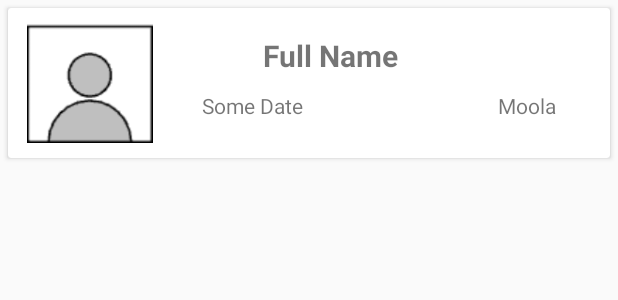
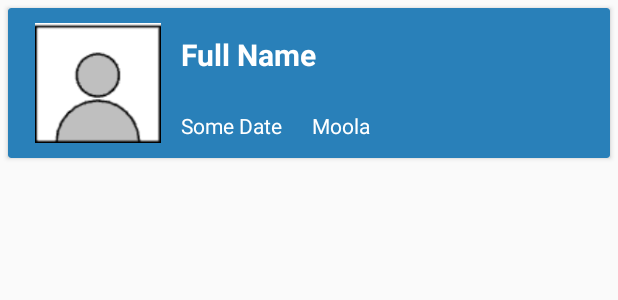
Before and after one commit to xeoxTeam/ProjectHope-Android, an Android app: the layout card_view_row.xml on its own in the app's theme, with its tools: preview values and no code run, on a phone screen of 412 x 824 dp. Shown: the top 300 px of the screen. Run offline under Robolectric (Android 15) with nearby library versions, the phone set to English and light mode, and no system bars.

Commit message:
Search card update with search

```diff
--- a/ProjectHopeAndroid/app/build.gradle
+++ b/ProjectHopeAndroid/app/build.gradle
@@ -33,6 +33,7 @@ dependencies {
     compile 'com.android.support:cardview-v7:25.3.1'
     compile 'com.android.support:recyclerview-v7:25.3.1'
     compile 'com.google.firebase:firebase-storage:10.0.1'
+    compile 'com.miguelcatalan:materialsearchview:1.4.0'
     testCompile 'junit:junit:4.12'
 }
 
--- a/ProjectHopeAndroid/app/src/main/res/layout/card_view_row.xml
+++ b/ProjectHopeAndroid/app/src/main/res/layout/card_view_row.xml
@@ -12,10 +12,11 @@
         android:layout_height="100dp"
         android:layout_gravity="center"
         android:layout_margin="5dp"
+        card_view:cardBackgroundColor="#2980B9"
         card_view:cardCornerRadius="2dp"
         card_view:contentPadding="10dp">
 
-        <android.support.constraint.ConstraintLayout
+        <RelativeLayout
             android:layout_width="fill_parent"
             android:layout_height="fill_parent">
 
@@ -27,52 +28,39 @@
                 android:text="Full Name"
                 android:textSize="20sp"
                 android:textStyle="bold"
-                card_view:layout_constraintTop_toTopOf="parent"
-                android:layout_marginTop="8dp"
-                card_view:layout_constraintBottom_toBottomOf="parent"
-                android:layout_marginBottom="8dp"
-                android:layout_marginRight="131dp"
-                card_view:layout_constraintRight_toRightOf="parent"
-                card_view:layout_constraintVertical_bias="0.0" />
+                android:layout_marginTop="7dp"
+                android:layout_marginLeft="5dp"
+                android:textColor="#FFFFFF"
+                android:layout_toRightOf="@+id/imageView2"/>
 
             <TextView
                 android:id="@+id/textView2"
                 android:layout_width="wrap_content"
                 android:layout_height="wrap_content"
                 android:layout_below="@+id/textView"
-                android:text="Some Date"
-                card_view:layout_constraintBottom_toBottomOf="parent"
-                android:layout_marginBottom="8dp"
-                card_view:layout_constraintTop_toTopOf="parent"
-                android:layout_marginTop="8dp"
-                card_view:layout_constraintLeft_toRightOf="@+id/imageView2"
-                android:layout_marginLeft="30dp"
-                card_view:layout_constraintVertical_bias="0.829" />
+                android:layout_toRightOf="@+id/imageView2"
+                android:textColor="#FFFFFF"
+                android:layout_marginLeft="5dp"
+                android:layout_alignBaseline="@+id/imageView2"
+                android:paddingTop="24dp"
+                android:text="Some Date" />
 
             <ImageView
                 android:id="@+id/imageView2"
-                android:layout_width="wrap_content"
-                android:layout_height="wrap_content"
-                android:layout_alignParentTop="true"
-                android:layout_marginStart="100dp"
-                android:layout_toEndOf="@+id/textView"
-                card_view:srcCompat="@drawable/profile"
-                tools:layout_editor_absoluteX="16dp"
-                tools:layout_editor_absoluteY="0dp" />
+                android:layout_width="100dp"
+                android:layout_height="100dp"
+                card_view:srcCompat="@drawable/profile" />
 
             <TextView
                 android:id="@+id/textView3"
                 android:layout_width="wrap_content"
                 android:layout_height="wrap_content"
-                android:text="Moola"
-                android:layout_marginRight="26dp"
-                card_view:layout_constraintRight_toRightOf="parent"
-                card_view:layout_constraintBottom_toBottomOf="parent"
-                android:layout_marginBottom="8dp"
-                card_view:layout_constraintTop_toTopOf="parent"
-                android:layout_marginTop="8dp"
-                card_view:layout_constraintVertical_bias="0.829" />
-        </android.support.constraint.ConstraintLayout>
+                android:textColor="#FFFFFF"
+                android:layout_toRightOf="@+id/textView2"
+                android:layout_alignBaseline="@+id/textView2"
+                android:layout_marginLeft="20dp"
+                android:text="Moola" />
+        </RelativeLayout>
     </android.support.v7.widget.CardView>
 
 
```
Also changed, not shown: ProjectHopeAndroid/app/src/main/java/com/example/luke/projecthopeandroid/SearchActivity.java (+77 -0 lines), ProjectHopeAndroid/app/src/main/res/layout/activity_search.xml (+15 -2 lines), ProjectHopeAndroid/app/src/main/res/menu/menu_item.xml (added, +12 -0 lines).
